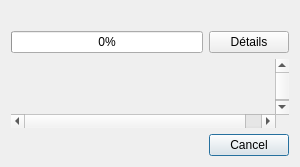
First picture: the form in ui/batchwindow.ui, repository XanderMld/imgbrd-grabber, before the edit.
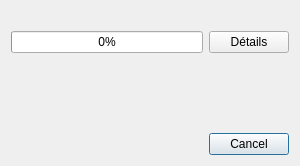
Second picture: the form after the edit. Icons and pictures are not drawn.

```diff
--- a/ui/batchwindow.ui
+++ b/ui/batchwindow.ui
@@ -65,6 +65,9 @@
      <property name="frameShape">
       <enum>QFrame::NoFrame</enum>
      </property>
+     <property name="widgetResizable">
+      <bool>true</bool>
+     </property>
      <widget class="QWidget" name="scrollAreaWidgetContents">
       <property name="geometry">
        <rect>
```
